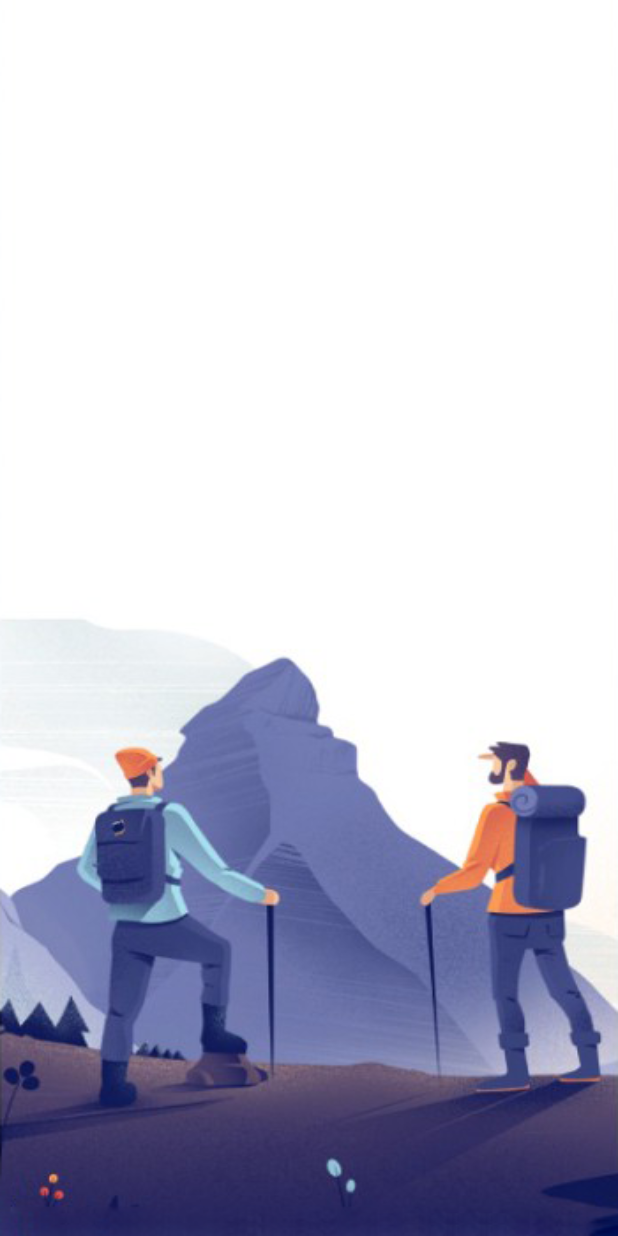
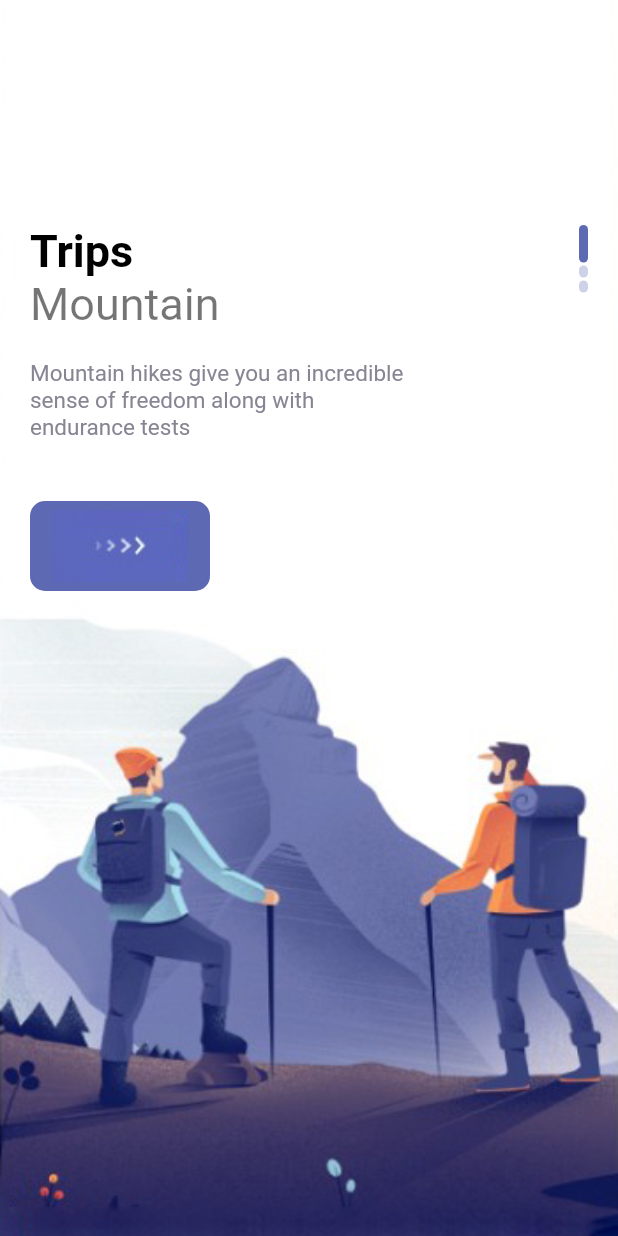
Before and after one commit to anshyyy/Travely, a Flutter app: the screen it shows after launch, on a phone screen of 412 x 824 dp. Run offline on Flutter 3.47's test engine with Material 2 defaults, Android fonts, the phone set to English and light mode, and no system bars.

Commit message:
custom slider done

```diff
--- a/lib/pages/home-page.dart
+++ b/lib/pages/home-page.dart
@@ -1,4 +1,8 @@
 import 'package:flutter/material.dart';
+import 'package:travely/utils/colors.dart';
+import 'package:travely/widget/app-large-text.dart';
+import 'package:travely/widget/app-text.dart';
+import 'package:travely/widget/responsive-button.dart';
 
 class HomePage extends StatefulWidget {
   const HomePage({super.key});
@@ -26,9 +30,44 @@ class _HomePageState extends State<HomePage> {
               child: Container(
                 margin: const EdgeInsets.only(top: 150, left: 20, right: 20),
                 child: Row(
+                  mainAxisAlignment: MainAxisAlignment.spaceBetween,
                   children: [
                     Column(
-                      children: [],
+                      crossAxisAlignment: CrossAxisAlignment.start,
+                      children: [
+                        AppLargeText(text: "Trips"),
+                        AppText(text: "Mountain", size: 30),
+                        const SizedBox(
+                          height: 20,
+                        ),
+                        Container(
+                          width: 250,
+                          child: AppText(
+                            text:
+                                "Mountain hikes give you an incredible sense of freedom along with endurance tests",
+                            color: AppColors.textColor2,
+                            size: 15,
+                          ),
+                        ),
+                        const SizedBox(height: 40),
+                        ResponsiveButton(
+                          width: 120,
+                        )
+                      ],
+                    ),
+                    Column(
+                      children: List.generate(3, (indexSlider) {
+                        return Container(
+                          margin: const EdgeInsets.only(bottom: 2),
+                          width: 6,
+                          height: index == indexSlider ? 25 : 8,
+                          decoration: BoxDecoration(
+                              borderRadius: BorderRadius.circular(8),
+                              color: index == indexSlider
+                                  ? AppColors.mainColor
+                                  : AppColors.mainColor.withOpacity(0.3)),
+                        );
+                      }),
                     )
                   ],
                 ),
--- /dev/null
+++ b/lib/pages/navpages/bar-item-page.dart
@@ -0,0 +1,12 @@
+import 'package:flutter/material.dart';
+
+class BarItempage extends StatelessWidget {
+  const BarItempage({super.key});
+
+  @override
+  Widget build(BuildContext context) {
+    return Container(
+      child: Center(child: Text('BarItem-Page')),
+    );
+  }
+}
--- /dev/null
+++ b/lib/pages/navpages/main-page.dart
@@ -0,0 +1,22 @@
+import 'package:flutter/material.dart';
+
+class MainPage extends StatefulWidget {
+  const MainPage({super.key});
+
+  @override
+  State<MainPage> createState() => _MainPageState();
+}
+
+class _MainPageState extends State<MainPage> {
+  @override
+  Widget build(BuildContext context) {
+    return Scaffold(
+      bottomNavigationBar: BottomNavigationBar(items: [
+        BottomNavigationBarItem(label: 'Home', icon: Icon(Icons.apps)),
+        BottomNavigationBarItem(label: 'Home', icon: Icon(Icons.apps)),
+        BottomNavigationBarItem(label: 'Home', icon: Icon(Icons.apps)),
+        BottomNavigationBarItem(label: 'Home', icon: Icon(Icons.apps))
+      ]),
+    );
+  }
+}
--- /dev/null
+++ b/lib/pages/navpages/my-page.dart
@@ -0,0 +1,12 @@
+import 'package:flutter/material.dart';
+
+class Mypage extends StatelessWidget {
+  const Mypage({super.key});
+
+  @override
+  Widget build(BuildContext context) {
+    return Container(
+      child: Center(child: Text('MyPage')),
+    );
+  }
+}
--- /dev/null
+++ b/lib/pages/navpages/search-page.dart
@@ -0,0 +1,12 @@
+import 'package:flutter/material.dart';
+
+class SearchPage extends StatelessWidget {
+  const SearchPage({super.key});
+
+  @override
+  Widget build(BuildContext context) {
+    return Container(
+      child: Center(child: Text('Search page')),
+    );
+  }
+}
--- /dev/null
+++ b/lib/utils/colors.dart
@@ -0,0 +1,11 @@
+import 'dart:ui';
+
+class AppColors{
+  static final Color textColor1= Color(0xFF989acd);
+  static final Color textColor2 = Color(0xFF878593);
+  static final Color bigTextColor=Color(0xFF2e2e31);
+  static final Color mainColor= Color(0xFF5d69b3);
+  static final Color starColor = Color(0xFFe7bb4e);
+  static final Color mainTextColor = Color(0xFFababad);
+  static final Color buttonBackground = Color(0xFFf1f1f9);
+}
--- /dev/null
+++ b/lib/widget/app-large-text.dart
@@ -0,0 +1,23 @@
+import 'package:flutter/material.dart';
+
+class AppLargeText extends StatelessWidget {
+  double size;
+  final String text;
+  final Color color;
+
+  AppLargeText({
+    super.key,
+    this.size = 30,
+    required this.text,
+    this.color = Colors.black,
+  });
+
+  @override
+  Widget build(BuildContext context) {
+    return Text(
+      text,
+      style:
+          TextStyle(color: color, fontSize: size, fontWeight: FontWeight.bold),
+    );
+  }
+}
--- /dev/null
+++ b/lib/widget/app-text.dart
@@ -0,0 +1,22 @@
+import 'package:flutter/material.dart';
+
+class AppText extends StatelessWidget {
+  double size;
+  final String text;
+  final Color color;
+
+  AppText({
+    super.key,
+    this.size = 16,
+    required this.text,
+    this.color = Colors.black54,
+  });
+
+  @override
+  Widget build(BuildContext context) {
+    return Text(
+      text,
+      style: TextStyle(color: color, fontSize: size),
+    );
+  }
+}
--- /dev/null
+++ b/lib/widget/responsive-button.dart
@@ -0,0 +1,22 @@
+import 'package:flutter/material.dart';
+import 'package:travely/utils/colors.dart';
+
+class ResponsiveButton extends StatelessWidget {
+  bool? isResponsive;
+  double? width;
+  ResponsiveButton({super.key, this.isResponsive = false, this.width});
+
+  @override
+  Widget build(BuildContext context) {
+    return Container(
+      width: width,
+      height: 60,
+      decoration: BoxDecoration(
+          borderRadius: BorderRadius.circular(10), color: AppColors.mainColor),
+      child: Row(
+        mainAxisAlignment: MainAxisAlignment.center,
+        children: [Image.asset('img/button-one.png')],
+      ),
+    );
+  }
+}
```
